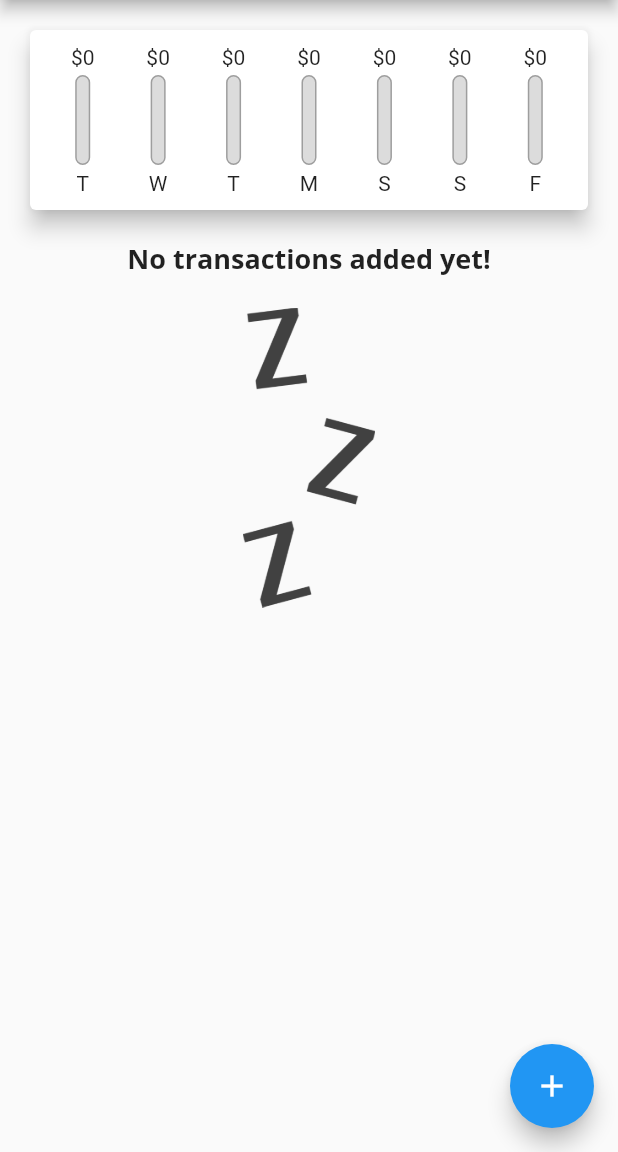
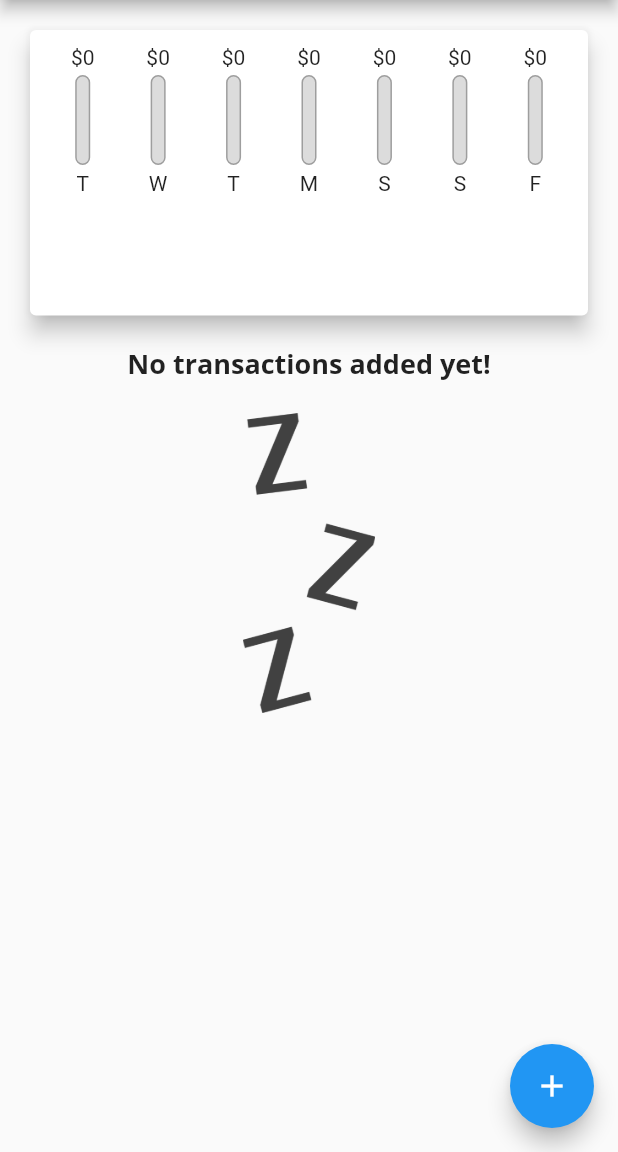
Before and after one commit to vladislavkovaliov/personal-expenses-app, a Flutter app: the screen it shows after launch, on a phone screen of 412 x 824 dp, the part 84-1236 px from its top. Run offline on Flutter 3.47's test engine with Material 2 defaults, Android fonts, the phone set to English and light mode, and no system bars.

Commit message:
adds calculation sizes dinamiclly

```diff
--- a/lib/main.dart
+++ b/lib/main.dart
@@ -121,18 +121,32 @@ class _MyHomePageState extends State<MyHomePage> {
 
   @override
   Widget build(BuildContext context) {
+    final appBar = AppBar(
+      title: Text(
+        widget.title,
+      ),
+    );
+
     return Scaffold(
-      appBar: AppBar(
-        title: Text(
-          widget.title,
-        ),
-      ),
+      appBar: appBar,
       body: SingleChildScrollView(
         child: Column(
           mainAxisAlignment: MainAxisAlignment.start,
           children: [
-            Chart(recentTransactions),
-            TransactionsList(transactions, deleteTransaction),
+            Container(
+              height: (MediaQuery.of(context).size.height -
+                      appBar.preferredSize.height -
+                      MediaQuery.of(context).padding.top) *
+                  0.3,
+              child: Chart(recentTransactions),
+            ),
+            Container(
+              height: (MediaQuery.of(context).size.height -
+                      appBar.preferredSize.height -
+                      MediaQuery.of(context).padding.top) *
+                  0.7,
+              child: TransactionsList(transactions, deleteTransaction),
+            ),
           ],
         ),
       ),
--- a/lib/widgets/TransactionsList.dart
+++ b/lib/widgets/TransactionsList.dart
@@ -12,7 +12,6 @@ class TransactionsList extends StatelessWidget {
   @override
   Widget build(BuildContext context) {
     return Container(
-      height: 300,
       child: transactions.isEmpty
           ? Column(
               children: <Widget>[
```
